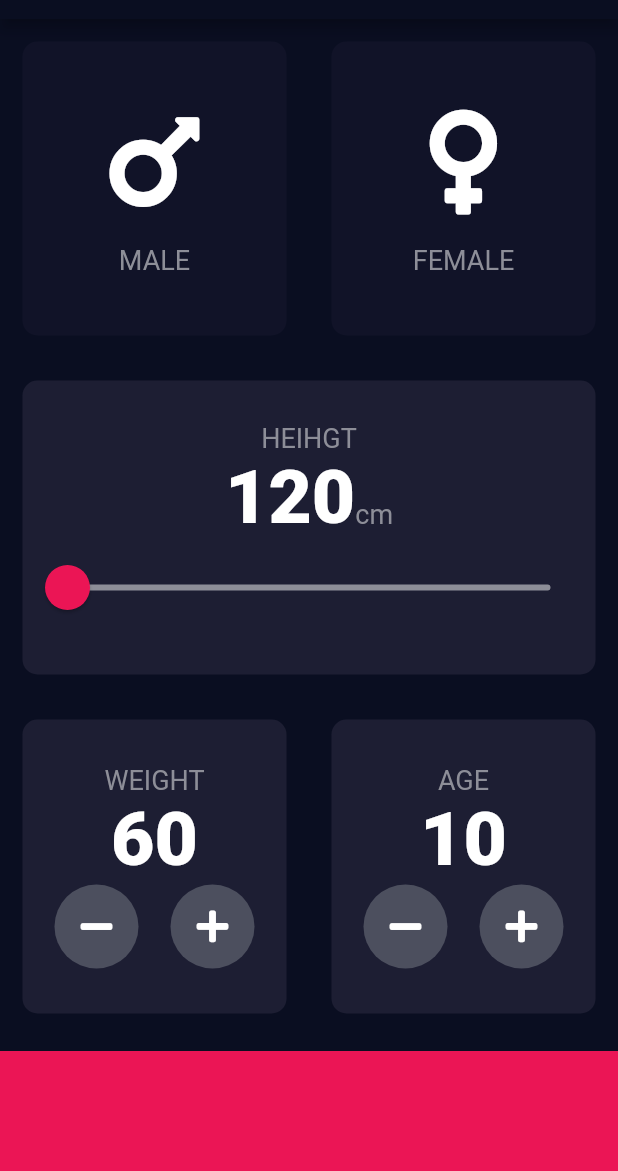
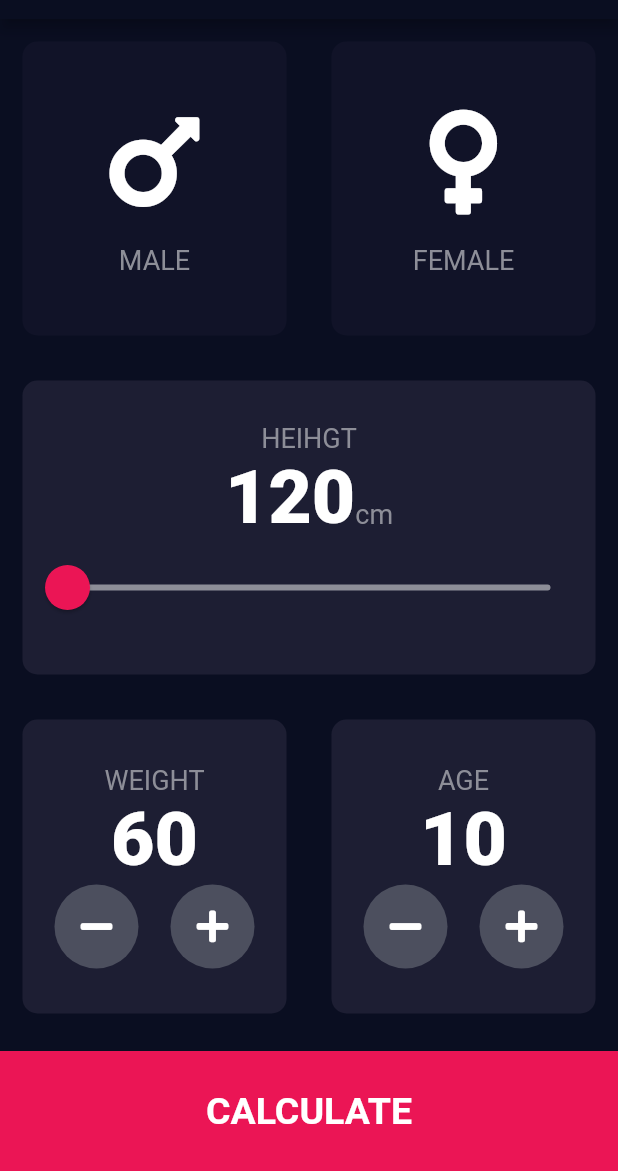
Before and after one commit to Gonzz-96/flutter-bootcamp-projects, a Flutter app: the screen it shows after launch, on a phone screen of 412 x 824 dp, the part 65-1236 px from its top. Run offline on Flutter 3.47's test engine with Material 2 defaults, Android fonts, the phone set to English and light mode, and no system bars; our stand-ins replace font_awesome_flutter.

Commit message:
Add navigation to input_page

```diff
--- a/bmi-calculator-flutter/lib/constants.dart
+++ b/bmi-calculator-flutter/lib/constants.dart
@@ -11,3 +11,5 @@
   fontWeight: FontWeight.w900,
   fontSize: 50.0,
 );
+const kLargeButtonTextStyle =
+    TextStyle(fontSize: 25.0, fontWeight: FontWeight.bold);
--- a/bmi-calculator-flutter/lib/input_page.dart
+++ b/bmi-calculator-flutter/lib/input_page.dart
@@ -1,3 +1,4 @@
+import 'package:bmi_calculator/results_page.dart';
 import 'package:bmi_calculator/reusable_card.dart';
 import 'package:flutter/material.dart';
 import 'package:font_awesome_flutter/font_awesome_flutter.dart';
@@ -5,6 +6,7 @@
 import 'constants.dart';
 import 'genre.dart';
 import 'icon_content.dart';
+import 'results_page.dart';
 
 class InputPage extends StatefulWidget {
   @override
@@ -193,11 +195,23 @@
               ],
             ),
           ),
-          Container(
-            color: kCalculateButtonColor,
-            margin: EdgeInsets.only(top: 10.0),
-            width: double.infinity,
-            height: 80.0,
+          GestureDetector(
+            onTap: () {
+              Navigator.push(context,
+                  MaterialPageRoute(builder: (context) => ResultsPage()));
+            },
+            child: Container(
+              color: kCalculateButtonColor,
+              margin: EdgeInsets.only(top: 10.0),
+              width: double.infinity,
+              height: 80.0,
+              child: Center(
+                child: Text(
+                  'CALCULATE',
+                  style: kLargeButtonTextStyle,
+                ),
+              ),
+            ),
           ),
         ],
       ),
```
Also changed, not shown: bmi-calculator-flutter/lib/results_page.dart (added, +13 -0 lines).
